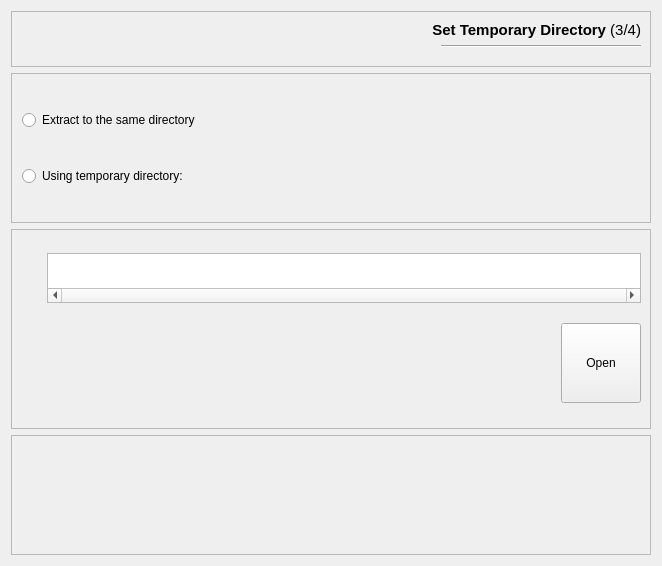
This is modules/widget/wizard/extract/qextractwizardpagetempdir.ui in SGIS-Dev-Team/SGIS as Qt 5 draws it before an edit. The edited form follows.
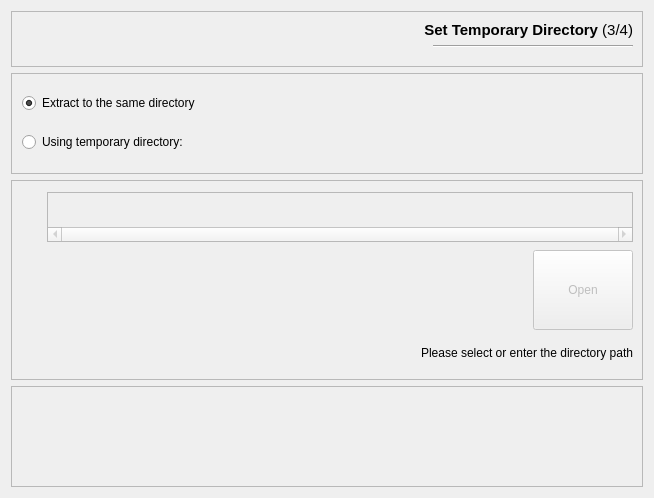
This is the edited form.

Diff of the .ui file:
```diff
--- a/modules/widget/wizard/extract/qextractwizardpagetempdir.ui
+++ b/modules/widget/wizard/extract/qextractwizardpagetempdir.ui
@@ -6,8 +6,8 @@
    <rect>
     <x>0</x>
     <y>0</y>
-    <width>662</width>
-    <height>566</height>
+    <width>654</width>
+    <height>498</height>
    </rect>
   </property>
   <property name="windowTitle">
@@ -98,6 +98,9 @@
         <property name="text">
          <string>Extract to the same directory</string>
         </property>
+        <property name="checked">
+         <bool>true</bool>
+        </property>
        </widget>
       </item>
       <item>
@@ -110,6 +113,9 @@
         <property name="text">
          <string>Using temporary directory:</string>
         </property>
+        <property name="checked">
+         <bool>false</bool>
+        </property>
        </widget>
       </item>
      </layout>
@@ -138,6 +144,9 @@
       </property>
       <item>
        <widget class="QTextEdit" name="mTextEditTempDir">
+        <property name="enabled">
+         <bool>false</bool>
+        </property>
         <property name="minimumSize">
          <size>
           <width>0</width>
@@ -165,6 +174,9 @@
       </item>
       <item>
        <widget class="QPushButton" name="mButtonOpen">
+        <property name="enabled">
+         <bool>false</bool>
+        </property>
         <property name="minimumSize">
          <size>
           <width>50</width>
@@ -173,7 +185,7 @@
         </property>
         <property name="maximumSize">
          <size>
-          <width>80</width>
+          <width>100</width>
           <height>80</height>
          </size>
         </property>
@@ -187,6 +199,27 @@
         </property>
        </widget>
       </item>
+      <item>
+       <widget class="QLabel" name="mLabelDirInfo">
+        <property name="maximumSize">
+         <size>
+          <width>16777215</width>
+          <height>30</height>
+         </size>
+        </property>
+        <property name="font">
+         <font>
+          <family>Microsoft Sans Serif</family>
+         </font>
+        </property>
+        <property name="text">
+         <string>Please select or enter the directory path</string>
+        </property>
+        <property name="alignment">
+         <set>Qt::AlignRight|Qt::AlignTrailing|Qt::AlignVCenter</set>
+        </property>
+       </widget>
+      </item>
      </layout>
     </widget>
    </item>
```
